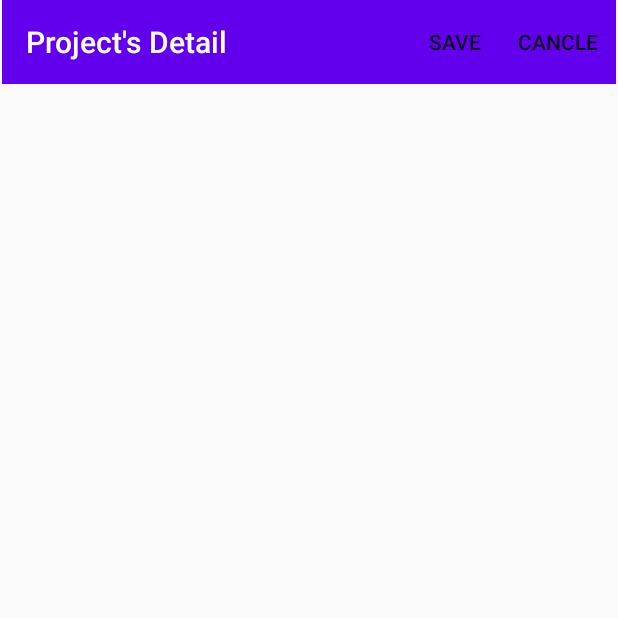
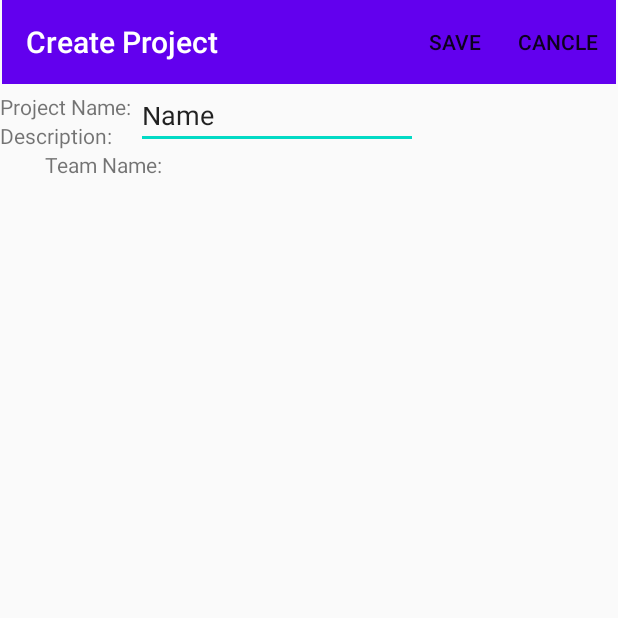
Before and after one commit to DroidTech-TTU/findteam_android_v1.0, an Android app: the CreateProjectActivity screen opened directly, with no data from a screen before it, on a phone screen of 412 x 824 dp, the top half of it. Run offline under Robolectric (Android 15) with nearby library versions, the phone set to English and light mode, and no system bars.

Commit message:
Project Details

```diff
--- a/app/src/main/java/com/example/findteam_android_v10/fragments/FragMyProjects.java
+++ b/app/src/main/java/com/example/findteam_android_v10/fragments/FragMyProjects.java
@@ -24,7 +24,7 @@ import com.example.findteam_android_v10.classes.Project;
 
 import java.util.ArrayList;
 
-public class FragMyProjects extends Fragment implements View.OnClickListener {
+public class FragMyProjects extends Fragment{
 
     RecyclerView lwMyProjectsSearch;
     String[] projectNames = {"Project 1", "Project 2", "Project 3", "Project 4", "Project 1", "Project 2", "Project 3", "Project 4"
@@ -49,7 +49,15 @@ public class FragMyProjects extends Fragment implements View.OnClickListener {
         this.lwMyProjectsSearch = (RecyclerView) view.findViewById(R.id.rvMyProjectsSearch);
         this.btCreateProject = view.findViewById(R.id.btCreateMyProject);
 
-        btCreateProject.setOnClickListener(this);
+        btCreateProject.setOnClickListener(new View.OnClickListener(){
+
+            @Override
+            public void onClick(View view) {
+                Intent intent = new Intent(view.getContext(), CreateProjectActivity.class);
+                view.getContext().startActivity(intent);
+            }
+        });
+
         arrayAdapter = new ArrayAdapter<String>(getActivity(), android.R.layout.simple_list_item_1, projectNames);
 //        this.lwMyProjectsSearch.setAdapter(arrayAdapter);
 
@@ -89,10 +97,4 @@ public class FragMyProjects extends Fragment implements View.OnClickListener {
         super.onCreateOptionsMenu(menu, inflater);
     }
 
-
-    @Override
-    public void onClick(View view) {
-        Intent intent = new Intent(view.getContext(), CreateProjectActivity.class);
-        view.getContext().startActivity(intent);
-    }
 }
--- a/app/src/main/res/layout/activity_create_project.xml
+++ b/app/src/main/res/layout/activity_create_project.xml
@@ -1,5 +1,6 @@
 <?xml version="1.0" encoding="utf-8"?>
-<androidx.constraintlayout.widget.ConstraintLayout xmlns:android="http://schemas.android.com/apk/res/android"
+<androidx.constraintlayout.widget.ConstraintLayout
+    xmlns:android="http://schemas.android.com/apk/res/android"
     xmlns:app="http://schemas.android.com/apk/res-auto"
     xmlns:tools="http://schemas.android.com/tools"
     android:layout_width="match_parent"
@@ -16,8 +17,53 @@
         app:layout_constraintEnd_toEndOf="parent"
         app:layout_constraintStart_toStartOf="parent"
         app:layout_constraintTop_toTopOf="parent"
-        app:title="@string/activity_detail_project"
+        app:title="@string/activity_create_project"
         app:titleTextColor="@color/white"
         app:menu="@menu/create_project_menu"/>
 
+    <TextView
+        android:id="@+id/textview19"
+        android:layout_width="wrap_content"
+        android:layout_height="wrap_content"
+        android:text="Project Name: "
+        app:layout_constraintStart_toStartOf="parent"
+        app:layout_constraintTop_toBottomOf="@+id/imageView" />
+
+    <TextView
+        android:id="@+id/textView6"
+        android:layout_width="wrap_content"
+        android:layout_height="wrap_content"
+        android:text="Description: "
+        app:layout_constraintStart_toStartOf="parent"
+        app:layout_constraintTop_toBottomOf="@+id/textview19" />
+
+    <ImageView
+        android:id="@+id/imageView"
+        android:layout_width="wrap_content"
+        android:layout_height="wrap_content"
+        android:layout_margin="5dp"
+        app:layout_constraintEnd_toEndOf="parent"
+        app:layout_constraintStart_toStartOf="parent"
+        app:layout_constraintTop_toBottomOf="@+id/tbCreateProject"
+        tools:srcCompat="@tools:sample/avatars" />
+
+    <TextView
+        android:id="@+id/textView5"
+        android:layout_width="wrap_content"
+        android:layout_height="wrap_content"
+        android:text="Team Name:"
+        android:layout_marginLeft="30dp"
+        app:layout_constraintStart_toStartOf="parent"
+        app:layout_constraintTop_toBottomOf="@+id/textView6" />
+
+    <EditText
+        android:id="@+id/editTextTextPersonName2"
+        android:layout_width="188dp"
+        android:layout_height="38dp"
+        android:ems="10"
+        android:inputType="textPersonName"
+        android:text="Name"
+        app:layout_constraintStart_toEndOf="@+id/textview19"
+        app:layout_constraintTop_toBottomOf="@+id/imageView" />
+
 </androidx.constraintlayout.widget.ConstraintLayout>
```
